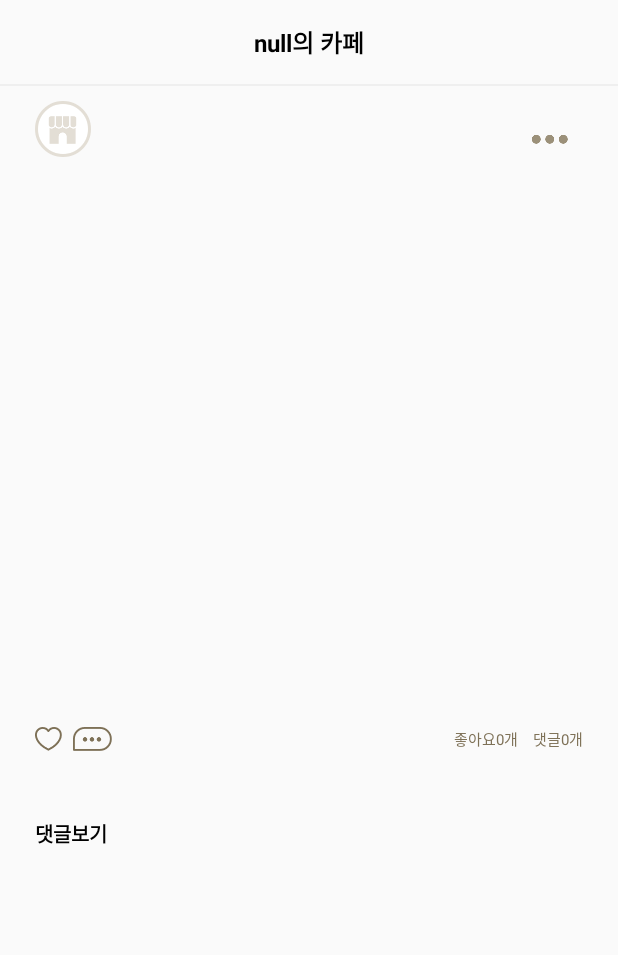
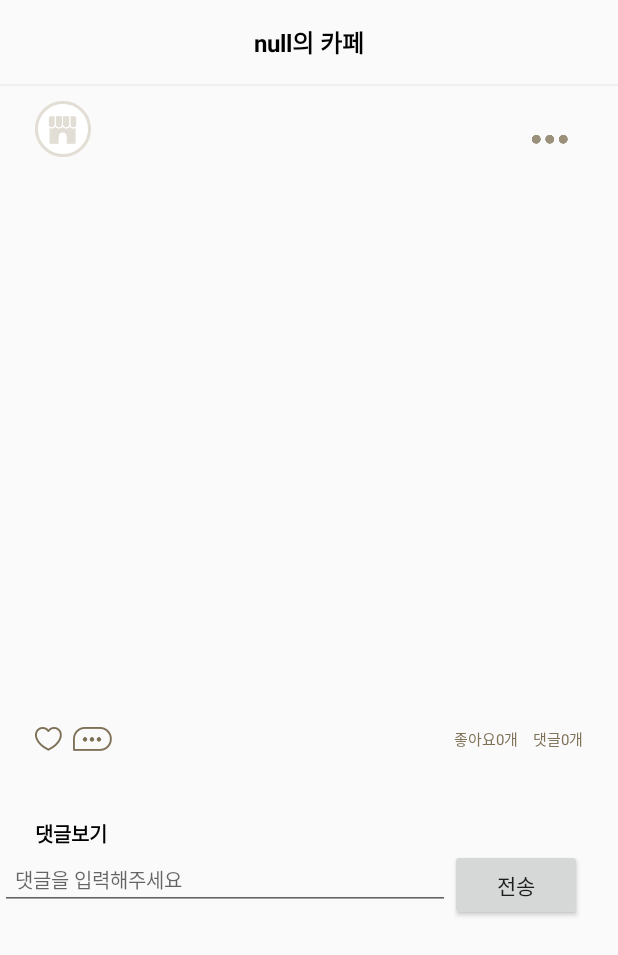
Before and after one commit to homecafe-hackathon/CoffeeSquare-, an Android app: the DetailActivity screen opened directly, with no data from a screen before it, on a phone screen of 412 x 824 dp. Shown: the top 955 px of the screen. Run offline under Robolectric (Android 15) with nearby library versions, the phone set to English and light mode, and no system bars; pictures from the network do not load; 1 statement that could not run was skipped.

Commit message:
[add]CommentAPI
feat.댓글 생성API

```diff
--- a/app/src/main/java/makeus6/hackathon/homecafe/src/main/home/detail/CommentRetrofitInterface.kt
+++ b/app/src/main/java/makeus6/hackathon/homecafe/src/main/home/detail/CommentRetrofitInterface.kt
@@ -1,13 +1,21 @@
 package makeus6.hackathon.homecafe.src.main.home.detail
 
 
-import makeus6.hackathon.homecafe.src.main.home.detail.models.CommentResponse
+import makeus6.hackathon.homecafe.src.main.home.detail.models.*
 import retrofit2.Call
-import retrofit2.http.GET
-import retrofit2.http.Query
+import retrofit2.http.*
 
 interface CommentRetrofitInterface {
 
     @GET("/api/v1/board")
     fun getComment(@Query("boardId") boardId:Int): Call<CommentResponse>
+
+    @POST("/api/v1/board/comment")
+    fun postComment(@Body params:CommentRequest) :Call<CommentEditResponse>
+
+    @DELETE("/api/v1/board/comment")
+    fun deleteComment(@Query("boardId") boardId:Int,@Query("commentId") commentId:Int) :Call<CommentDeleteResponse>
+
+    @PUT("/api/v1/board/comment")
+    fun updateComment(@Query("boardId") boardId:Int,@Query("commentId") commentId:Int) : Call<CommentUpdateResponse>
 }
--- a/app/src/main/java/makeus6/hackathon/homecafe/src/main/home/detail/CommentView.kt
+++ b/app/src/main/java/makeus6/hackathon/homecafe/src/main/home/detail/CommentView.kt
@@ -1,6 +1,9 @@
 package makeus6.hackathon.homecafe.src.main.home.detail
 
+import makeus6.hackathon.homecafe.src.main.home.detail.models.CommentDeleteResponse
+import makeus6.hackathon.homecafe.src.main.home.detail.models.CommentEditResponse
 import makeus6.hackathon.homecafe.src.main.home.detail.models.CommentResponse
+import makeus6.hackathon.homecafe.src.main.home.detail.models.CommentUpdateResponse
 
 interface CommentView {
 
@@ -8,4 +11,10 @@ interface CommentView {
     fun onGetCommentSuccess(response: CommentResponse)
 
     fun onGetCommentFailure(message: String)
+
+    fun onPostCommentSuccess(response: CommentEditResponse)
+
+    fun onPostCommentFailure(message: String)
+
+
 }
--- /dev/null
+++ b/app/src/main/java/makeus6/hackathon/homecafe/src/main/home/detail/models/CommentRequest.kt
@@ -0,0 +1,6 @@
+package makeus6.hackathon.homecafe.src.main.home.detail.models
+
+data class CommentRequest (
+        val boardId:Int,
+        val content:String
+)
--- a/app/src/main/res/layout/activity_detail.xml
+++ b/app/src/main/res/layout/activity_detail.xml
@@ -1,7 +1,11 @@
 <?xml version="1.0" encoding="utf-8"?>
-<ScrollView xmlns:android="http://schemas.android.com/apk/res/android"
+<androidx.constraintlayout.widget.ConstraintLayout xmlns:android="http://schemas.android.com/apk/res/android"
     xmlns:app="http://schemas.android.com/apk/res-auto"
     xmlns:tools="http://schemas.android.com/tools"
+    android:layout_width="match_parent"
+    android:layout_height="match_parent">
+
+    <androidx.core.widget.NestedScrollView
         android:layout_width="match_parent"
         android:layout_height="match_parent">
 
@@ -151,6 +155,27 @@
                 app:layout_constraintEnd_toEndOf="@id/feed_view"
                 app:layout_constraintStart_toStartOf="@id/feed_view"
                 app:layout_constraintTop_toBottomOf="@id/comment_view" />
+
+            <EditText
+                android:id="@+id/comment_edit"
+                android:layout_width="300sp"
+                android:layout_height="wrap_content"
+                android:hint="댓글을 입력해주세요"
+                android:padding="10sp"
+                android:textColor="@color/black"
+                android:textSize="13sp"
+               app:layout_constraintTop_toBottomOf="@id/comment_recycler"
+                app:layout_constraintLeft_toLeftOf="parent" />
+
+            <Button
+                android:id="@+id/comment_upload_btn"
+                android:layout_width="wrap_content"
+                android:layout_height="wrap_content"
+                android:text="전송"
+               app:layout_constraintTop_toBottomOf="@id/comment_recycler"
+                app:layout_constraintStart_toEndOf="@id/comment_edit" />
+
         </androidx.constraintlayout.widget.ConstraintLayout>
+    </androidx.core.widget.NestedScrollView>
 
-</ScrollView>
+</androidx.constraintlayout.widget.ConstraintLayout>
--- a/app/src/main/res/layout/activity_main.xml
+++ b/app/src/main/res/layout/activity_main.xml
@@ -19,6 +19,7 @@
         android:background="@color/white"
         app:itemBackground="@color/white"
         app:labelVisibilityMode="unlabeled"
+        android:backgroundTint="@color/brown_700"
         app:layout_constraintBottom_toBottomOf="parent"
         app:menu="@menu/menu_main_bottom_nav" />
 
```
Also changed, not shown: app/src/main/java/makeus6/hackathon/homecafe/src/main/home/detail/CommentRecycler.kt (+19 -1 lines), app/src/main/java/makeus6/hackathon/homecafe/src/main/home/detail/CommentService.kt (+16 -1 lines), app/src/main/java/makeus6/hackathon/homecafe/src/main/home/detail/DetailActivity.kt (+29 -1 lines), app/src/main/java/makeus6/hackathon/homecafe/src/main/home/detail/RecyclerCommentView.kt (added, +15 -0 lines), app/src/main/java/makeus6/hackathon/homecafe/src/main/home/detail/RecyclerService.kt (added, +39 -0 lines), app/src/main/java/makeus6/hackathon/homecafe/src/main/home/detail/models/CommentDeleteResponse.kt (added, +7 -0 lines), app/src/main/java/makeus6/hackathon/homecafe/src/main/home/detail/models/CommentEditResponse.kt (added, +7 -0 lines), app/src/main/java/makeus6/hackathon/homecafe/src/main/home/detail/models/CommentUpdateResponse.kt (added, +7 -0 lines), app/src/main/res/layout/fragment_home.xml (+4 -3 lines). Lines whose indentation alone changed are shown as unchanged.
